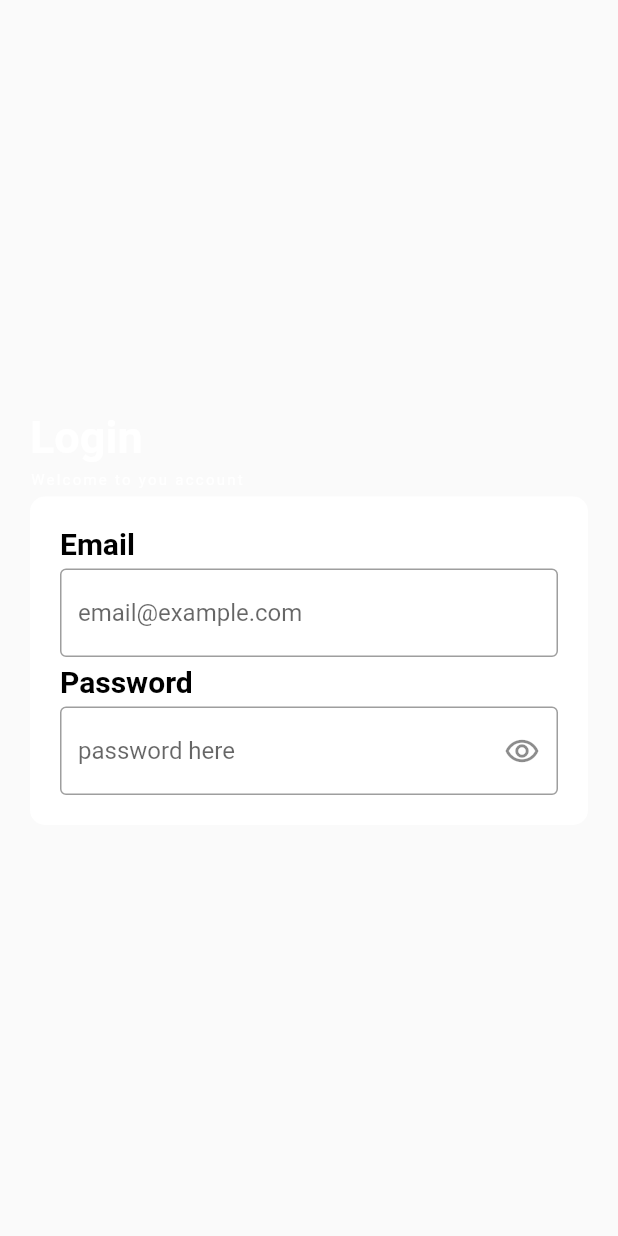
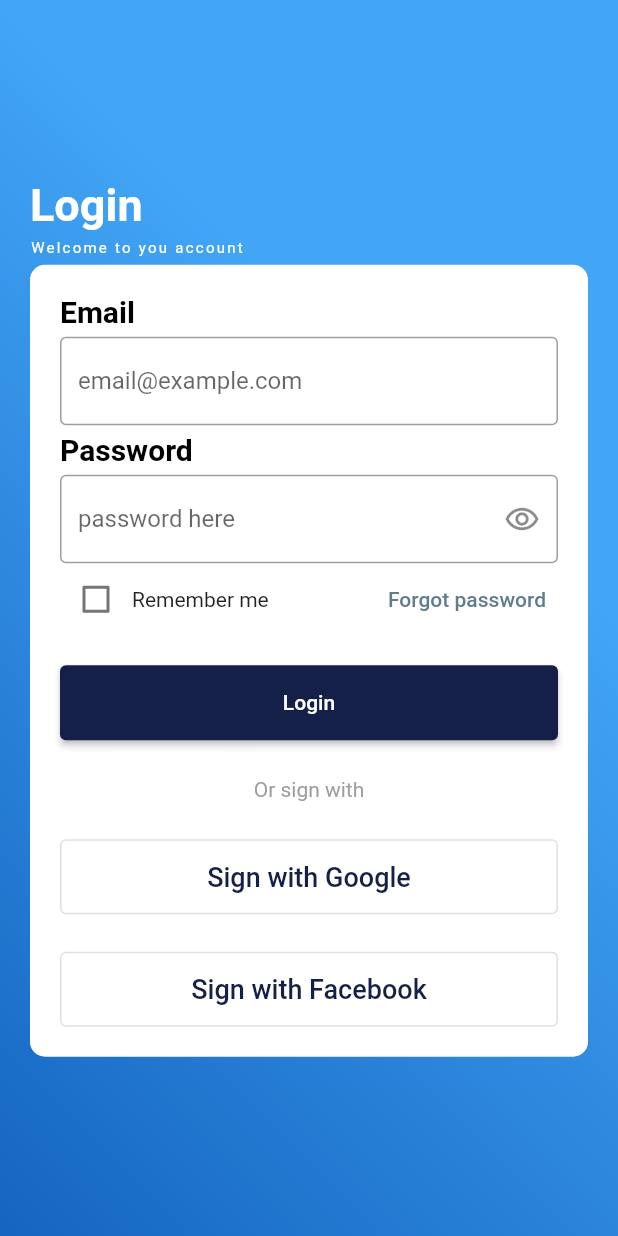
Before and after one commit to Rod17455/app-contador, a Flutter app: the screen it shows after launch, on a phone screen of 412 x 824 dp. Run offline on Flutter 3.47's test engine with Material 2 defaults, Android fonts, the light colour scheme and no system bars.

Commit message:
Implemento de botones y fondo

```diff
--- a/lib/main.dart
+++ b/lib/main.dart
@@ -1,5 +1,5 @@
 import 'package:flutter/material.dart';
-import 'package:trabajo_1/pages/home_pages.dart';
+//import 'package:trabajo_1/pages/home_pages.dart';
 import 'package:trabajo_1/pages/login_pages.dart';
 
 void main() {
@@ -12,9 +12,10 @@ class MyApp extends StatelessWidget {
   @override
   Widget build(BuildContext context) {
     return MaterialApp(
+      debugShowCheckedModeBanner: false,
       title: 'Flutter Demo',
       theme: ThemeData(
-        primarySwatch: Colors.lightGreen,
+        primarySwatch: Colors.blueGrey,
       ),
       home: LoginPage()
 
--- a/lib/pages/login_pages.dart
+++ b/lib/pages/login_pages.dart
@@ -57,7 +57,8 @@ class _ContenidoState extends State<Contenido> {
             )
           ),
           SizedBox(height: 5,),
-          Datos()
+          Datos(),
+
         ],
       ),
     );
@@ -127,7 +128,7 @@ class _DatosState extends State<Datos> {
             ),
           ),
           Remember(),
-          SizedBox(),
+          const SizedBox(height: 20,),
           Botones()
         ],
       ),
@@ -144,9 +145,29 @@ class Remember extends StatefulWidget {
 }
 
 class _RememberState extends State<Remember> {
+
+  bool valor = false;
+
   @override
   Widget build(BuildContext context) {
-    return Container();
+    return Row(
+      children: [
+        Checkbox(
+          value: valor,
+          onChanged: (value){
+            setState(() {
+              valor == false ? valor = true : valor = false;
+            });
+          }
+        ),
+        const Text('Remember me'),
+        const Spacer(),
+        TextButton(
+          onPressed: () {},
+          child: const Text('Forgot password')
+        )
+      ],
+    );
   }
 }
 
@@ -155,7 +176,71 @@ class Botones extends StatelessWidget {
 
   @override
   Widget build(BuildContext context) {
-    return Container();
+    return  Column(
+      children: [
+         SizedBox(
+          width: double.infinity,
+          height: 50,
+          child: ElevatedButton(
+            onPressed: () {},
+            style: ButtonStyle(
+              backgroundColor: MaterialStateProperty.all<Color>(const Color(0xff142047))
+              ),
+            child: const Text(
+              'Login',
+              style: TextStyle(
+                color: Colors.white
+              ),
+            )
+          ),
+        ),
+        const SizedBox(
+          width: double.infinity,
+          height: 25,
+        ),
+        const Text(
+          'Or sign with',
+          style: TextStyle(color: Colors.grey),
+        ),
+        const SizedBox(
+          width: double.infinity,
+          height: 25,
+        ),
+        SizedBox(
+          width: double.infinity,
+          height: 50,
+          child: OutlinedButton(
+            onPressed: () {},
+            child: const Text(
+              'Sign with Google',
+              style: TextStyle(
+                color: Color(0xff142047),
+                fontSize: 18
+              ),
+            )
+          ),
+        ), // GOOGLE
+        const SizedBox(
+          width: double.infinity,
+          height: 25,
+        ),
+        SizedBox(
+          width: double.infinity,
+          height: 50,
+          child: OutlinedButton(
+            onPressed: () {},
+            child: const Text(
+              'Sign with Facebook',
+              style: TextStyle(
+                color: Color(0xff142047),
+                fontSize: 18
+              ),
+            )
+          ),
+        ), // FACEBOOK
+
+      ],
+    );
   }
 }
 
@@ -164,6 +249,18 @@ class Fondo extends StatelessWidget {
 
   @override
   Widget build(BuildContext context) {
-    return Container();
+    return Container(
+      decoration: BoxDecoration(
+        gradient: LinearGradient(
+          colors: [
+            Colors.blue.shade400,
+            Colors.blue.shade800
+          ],
+          begin: Alignment.centerRight,
+          end: Alignment.bottomLeft
+        )
+      ),
+
+    );
   }
 }
```
